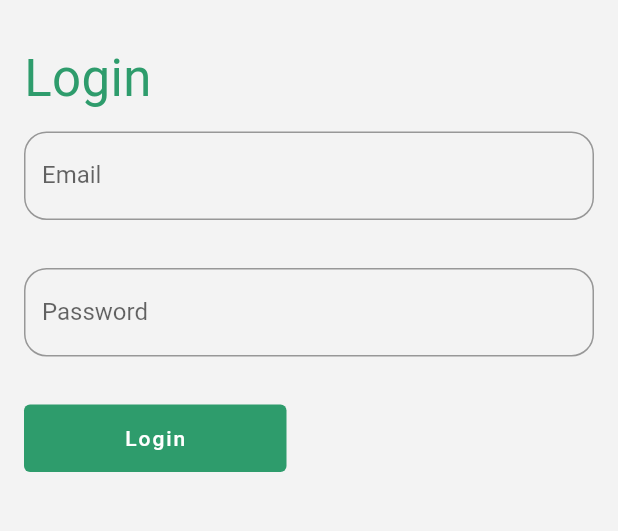
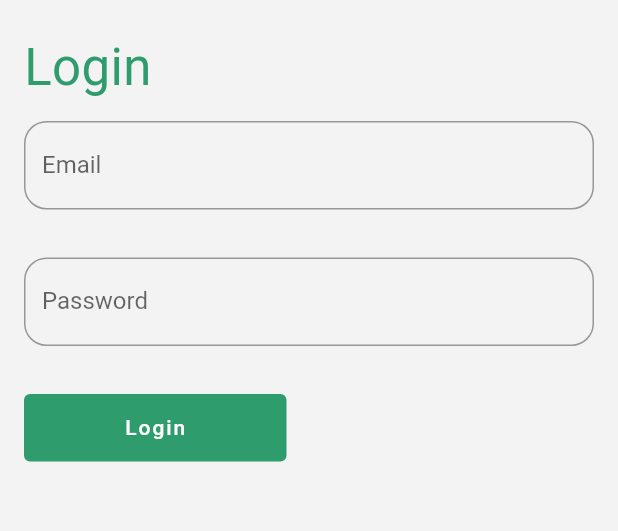
Before and after one commit to IWayanSugiana/cash_flow_journal, a Flutter app: the screen it shows after launch, after a tap on "Mulai", on a phone screen of 412 x 824 dp, the part 119-650 px from its top. Run offline on Flutter 3.47's test engine with Material 2 defaults, Android fonts, the phone set to English and light mode, and no system bars; our stand-ins replace animate_do, firebase_auth, firebase_core, fl_chart, google_fonts, shared_preferences; missing offline and left inert: android_alarm_manager_plus; accounts and stored records are empty.

Commit message:
update page

```diff
--- a/lib/interface/login_page.dart
+++ b/lib/interface/login_page.dart
@@ -29,15 +29,19 @@ class _LoginPageState extends State<LoginPage> {
 
   @override
   Widget build(BuildContext context) {
-    return Scaffold(
+    return GestureDetector(
+      onTap: () {
+        FocusScope.of(context).unfocus();
+      },
+      child: Scaffold(
         body: SingleChildScrollView(
           child: Column(
             crossAxisAlignment: CrossAxisAlignment.start,
             children: [
               const AppTitle(),
               Padding(
-              padding:
-                  const EdgeInsets.symmetric(horizontal: 16.0, vertical: 16.0),
+                padding: const EdgeInsets.symmetric(
+                    horizontal: 16.0, vertical: 16.0),
                 child: Column(
                   crossAxisAlignment: CrossAxisAlignment.start,
                   children: [
@@ -50,6 +54,7 @@ class _LoginPageState extends State<LoginPage> {
                       child: TextField(
                         controller: _emailController,
                         keyboardType: TextInputType.emailAddress,
+                        textInputAction: TextInputAction.next,
                         decoration: InputDecoration(
                           labelText: "Email",
                           border: OutlineInputBorder(
@@ -80,7 +85,8 @@ class _LoginPageState extends State<LoginPage> {
                         child: ElevatedButton(
                           onPressed: () async {
                             final result =
-                              await Provider.of<AuthenticationProvider>(context,
+                                await Provider.of<AuthenticationProvider>(
+                                        context,
                                         listen: false)
                                     .userSignIn(_emailController.text,
                                         _passwordController.text);
@@ -107,6 +113,7 @@ class _LoginPageState extends State<LoginPage> {
             ],
           ),
         ),
+      ),
     );
   }
 }
--- a/lib/interface/welcome_page.dart
+++ b/lib/interface/welcome_page.dart
@@ -29,8 +29,7 @@ class WelcomePage extends StatelessWidget {
                       SlideInRight(
                         child: const Greeting(),
                         from: size.width + 10,
-                        delay: const Duration(seconds: 1),
-                        duration: const Duration(seconds: 2),
+                        duration: const Duration(milliseconds: 1500),
                       ),
                       SlideInRight(
                         child: const Padding(
@@ -38,8 +37,8 @@ class WelcomePage extends StatelessWidget {
                           child: Message(),
                         ),
                         from: size.width + 10,
-                        delay: const Duration(seconds: 2),
-                        duration: const Duration(seconds: 2),
+                        delay: const Duration(seconds: 1),
+                        duration: const Duration(milliseconds: 1500),
                       ),
                     ],
                   ),
@@ -66,8 +65,8 @@ class WelcomePage extends StatelessWidget {
                       ),
                     ),
                   ),
-                  delay: const Duration(seconds: 4),
-                  duration: const Duration(seconds: 2),
+                  delay: const Duration(seconds: 2),
+                  duration: const Duration(milliseconds: 1500),
                 )
               ],
             ),
@@ -85,8 +84,7 @@ class AppTitle extends StatelessWidget {
 
   @override
   Widget build(BuildContext context) {
-    return SizedBox(
-      height: 95,
+    return SafeArea(
       child: Padding(
         padding: const EdgeInsets.all(16.0),
         child: Text(
```
Also changed, not shown: lib/interface/settings_page.dart (added, +39 -0 lines). Lines whose indentation alone changed are shown as unchanged.
